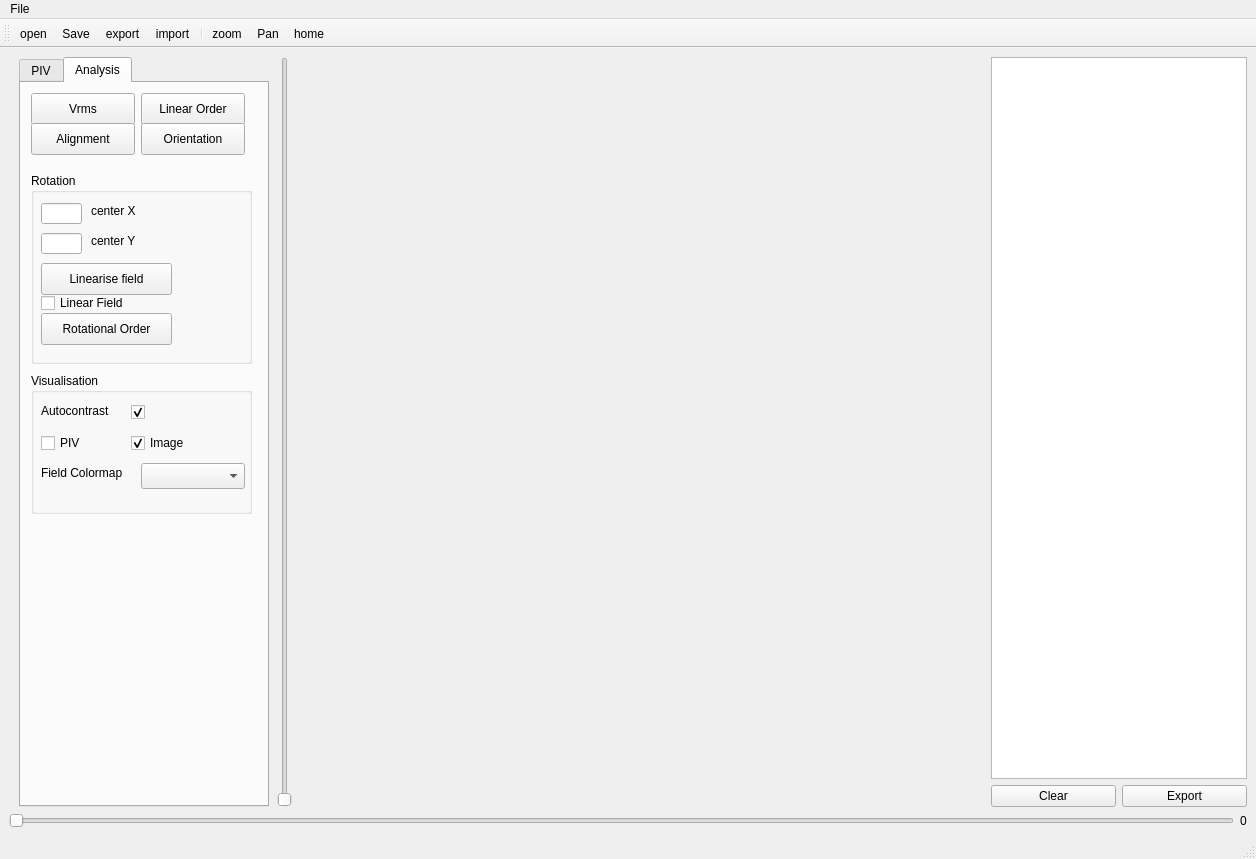
sfhbarnett/PyV, file main_gui.ui: the form before one commit.
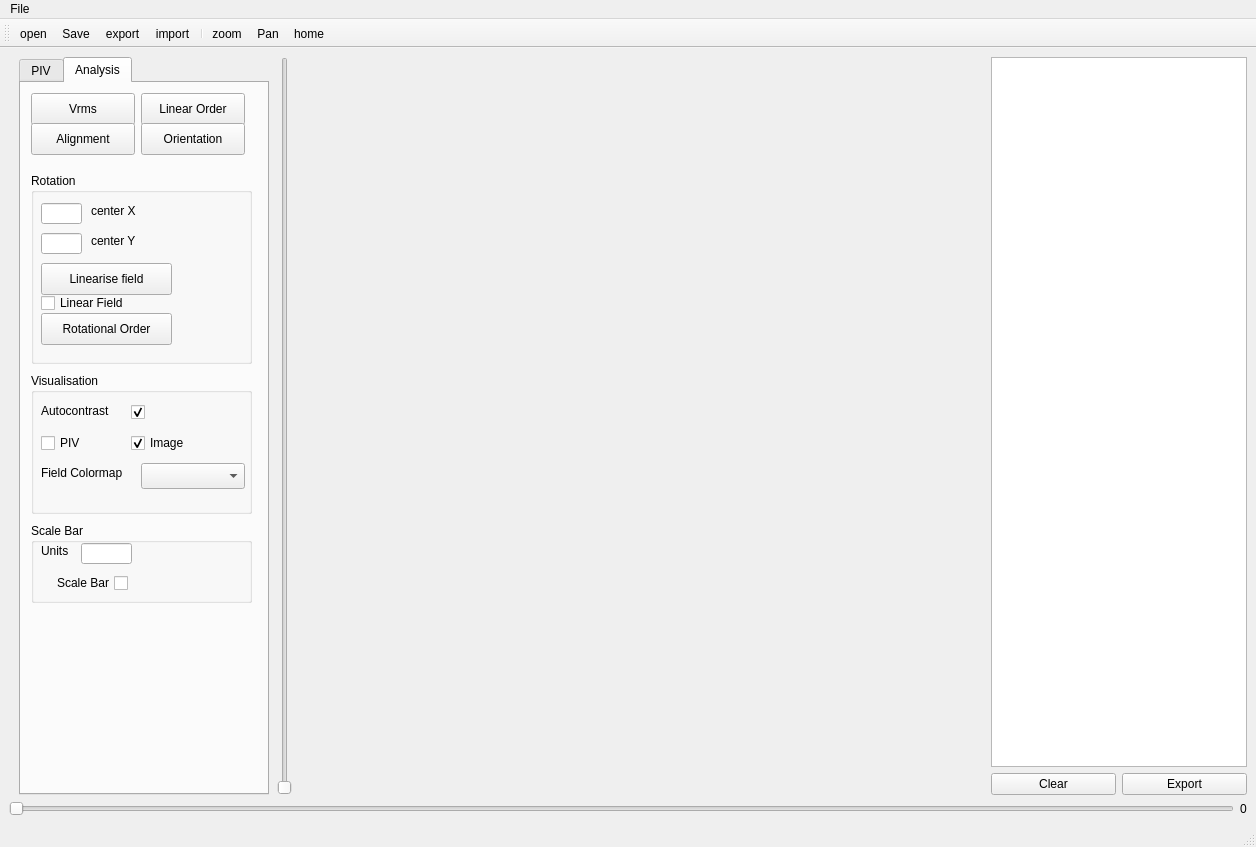
The form after the commit. The open tabs and pages were chosen to show the change. Icons and pictures are not drawn. Custom widgets are drawn as their Qt base class.

Commit message: added exporting to table

Diff of the .ui file:
```diff
--- a/main_gui.ui
+++ b/main_gui.ui
@@ -7,7 +7,7 @@
     <x>0</x>
     <y>0</y>
     <width>1256</width>
-    <height>859</height>
+    <height>847</height>
    </rect>
   </property>
   <property name="sizePolicy">
@@ -492,6 +492,61 @@
                </property>
               </widget>
              </widget>
+             <widget class="QGroupBox" name="groupBox_3">
+              <property name="geometry">
+               <rect>
+                <x>10</x>
+                <y>440</y>
+                <width>221</width>
+                <height>80</height>
+               </rect>
+              </property>
+              <property name="title">
+               <string>Scale Bar</string>
+              </property>
+              <widget class="QLineEdit" name="scalebarunitsinput">
+               <property name="geometry">
+                <rect>
+                 <x>50</x>
+                 <y>20</y>
+                 <width>51</width>
+                 <height>21</height>
+                </rect>
+               </property>
+              </widget>
+              <widget class="QLabel" name="label_8">
+               <property name="geometry">
+                <rect>
+                 <x>10</x>
+                 <y>20</y>
+                 <width>60</width>
+                 <height>16</height>
+                </rect>
+               </property>
+               <property name="text">
+                <string>Units</string>
+               </property>
+              </widget>
+              <widget class="QCheckBox" name="scalebarcheck">
+               <property name="geometry">
+                <rect>
+                 <x>10</x>
+                 <y>50</y>
+                 <width>87</width>
+                 <height>20</height>
+                </rect>
+               </property>
+               <property name="layoutDirection">
+                <enum>Qt::RightToLeft</enum>
+               </property>
+               <property name="text">
+                <string>Scale Bar</string>
+               </property>
+               <property name="tristate">
+                <bool>false</bool>
+               </property>
+              </widget>
+             </widget>
              <zorder>groupBox_2</zorder>
              <zorder>vrmsbutton</zorder>
              <zorder>linearorderbutton</zorder>
```
Left out of the diff: 20 changed lines with no effect on the pictures. The commit also changes 2 other files.
